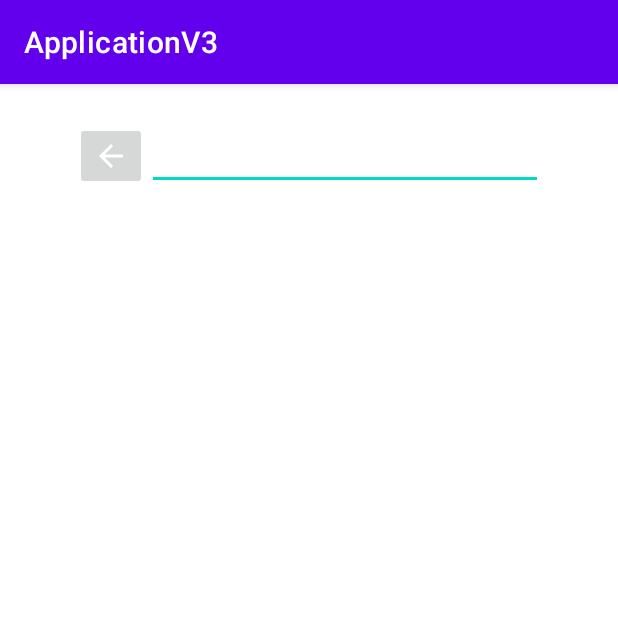
After one commit to chenetheophile/BeteDeSoiree, an Android app: the Recherche screen opened directly, with no data from a screen before it, on a phone screen of 412 x 824 dp, the top half of it. The commit adds this screen. Run offline under Robolectric (Android 15) with nearby library versions, the phone set to English and light mode, and no system bars.

Commit message:
debut Recherche

```diff
--- a/ApplicationV3/app/build.gradle
+++ b/ApplicationV3/app/build.gradle
@@ -48,6 +48,8 @@ dependencies {
     implementation 'androidx.preference:preference:1.1.1'
     implementation 'androidx.annotation:annotation:1.1.0'
     implementation 'com.google.firebase:firebase-auth:20.0.3'
+    implementation 'androidx.legacy:legacy-support-v4:1.0.0'
+    implementation 'androidx.recyclerview:recyclerview:1.1.0'
     testImplementation 'junit:junit:4.+'
     androidTestImplementation 'androidx.test.ext:junit:1.1.2'
     androidTestImplementation 'androidx.test.espresso:espresso-core:3.3.0'
--- /dev/null
+++ b/ApplicationV3/app/src/main/java/com/example/applicationv3/Recherche.java
@@ -0,0 +1,26 @@
+package com.example.applicationv3;
+
+import androidx.appcompat.app.AppCompatActivity;
+
+import android.app.SearchManager;
+import android.content.Intent;
+import android.os.Bundle;
+
+public class Recherche extends AppCompatActivity {
+
+    @Override
+    public void onCreate(Bundle savedInstanceState) {
+        super.onCreate(savedInstanceState);
+        setContentView(R.layout.activity_recherche);
+
+        // Get the intent, verify the action and get the query
+        Intent intent = getIntent();
+        if (Intent.ACTION_SEARCH.equals(intent.getAction())) {
+            String query = intent.getStringExtra(SearchManager.QUERY);
+            recherche(query);
+        }
+    }
+    public void recherche(String Recherche){
+
+    }
+}
--- /dev/null
+++ b/ApplicationV3/app/src/main/res/layout/activity_recherche.xml
@@ -0,0 +1,42 @@
+<?xml version="1.0" encoding="utf-8"?>
+<androidx.constraintlayout.widget.ConstraintLayout xmlns:android="http://schemas.android.com/apk/res/android"
+    xmlns:app="http://schemas.android.com/apk/res-auto"
+    xmlns:tools="http://schemas.android.com/tools"
+    android:layout_width="match_parent"
+    android:layout_height="match_parent">
+
+    <LinearLayout
+        android:layout_width="0dp"
+        android:layout_height="wrap_content"
+        android:layout_marginStart="50dp"
+        android:layout_marginTop="25dp"
+        android:layout_marginEnd="50dp"
+        android:orientation="horizontal"
+        app:layout_constraintEnd_toEndOf="parent"
+        app:layout_constraintStart_toStartOf="parent"
+        app:layout_constraintTop_toTopOf="parent">
+
+        <ImageButton
+            android:id="@+id/imageButton"
+            android:layout_width="wrap_content"
+            android:layout_height="match_parent"
+            android:layout_weight="0"
+            app:srcCompat="@drawable/abc_vector_test" />
+
+        <EditText
+            android:id="@+id/editTextTextPersonName"
+            android:layout_width="wrap_content"
+            android:layout_height="wrap_content"
+            android:layout_weight="2"
+            android:ems="10"
+            android:inputType="textPersonName" />
+    </LinearLayout>
+
+    <androidx.viewpager.widget.ViewPager
+        android:id="@+id/view_pager"
+        android:layout_width="match_parent"
+        android:layout_height="match_parent"
+        app:layout_behavior="@string/appbar_scrolling_view_behavior">
+
+    </androidx.viewpager.widget.ViewPager>
+</androidx.constraintlayout.widget.ConstraintLayout>
--- a/ApplicationV3/app/src/main/res/layout/cocktails_fragment_layout.xml
+++ b/ApplicationV3/app/src/main/res/layout/cocktails_fragment_layout.xml
@@ -11,8 +11,8 @@
         android:layout_height="match_parent"
         app:layout_constraintBottom_toBottomOf="parent"
         app:layout_constraintEnd_toEndOf="parent"
-        app:layout_constraintStart_toStartOf="parent"
-        app:layout_constraintTop_toTopOf="parent" />
+        app:layout_constraintHorizontal_bias="0.5"
+        app:layout_constraintStart_toStartOf="parent" />
 
     <com.google.android.material.floatingactionbutton.FloatingActionButton
         android:id="@+id/ajoutCocktail"
--- a/ApplicationV3/app/src/main/res/values/dimens.xml
+++ b/ApplicationV3/app/src/main/res/values/dimens.xml
@@ -8,4 +8,5 @@
     <!-- Default screen margins, per the Android Design guidelines. -->
     <dimen name="fragment_horizontal_margin">16dp</dimen>
     <dimen name="fragment_vertical_margin">16dp</dimen>
+    <dimen name="text_margin">16dp</dimen>
 </resources>
--- a/ApplicationV3/app/src/main/res/values/strings.xml
+++ b/ApplicationV3/app/src/main/res/values/strings.xml
@@ -91,6 +91,8 @@
     <string name="invalid_username">Not a valid username</string>
     <string name="invalid_password">Password must be >5 characters</string>
     <string name="login_failed">"Login failed"</string>
+    <!-- TODO: Remove or change this placeholder text -->
+    <string name="hello_blank_fragment">Hello blank fragment</string>
 
 
 </resources>
--- /dev/null
+++ b/ApplicationV3/app/src/main/res/xml/searchable.xml
@@ -0,0 +1,5 @@
+<?xml version="1.0" encoding="utf-8"?>
+<searchable xmlns:android="http://schemas.android.com/apk/res/android">
+    android:label="@string/app_label"
+    android:hint="@string/search_hint" >
+</searchable>
```
Also changed, not shown: ApplicationV3/app/src/main/AndroidManifest.xml (+16 -5 lines), ApplicationV3/app/src/main/java/com/example/applicationv3/MenuActivity.java (+18 -2 lines), ApplicationV3/app/src/main/res/layout/activity_menu.xml (+18 -1 lines).
